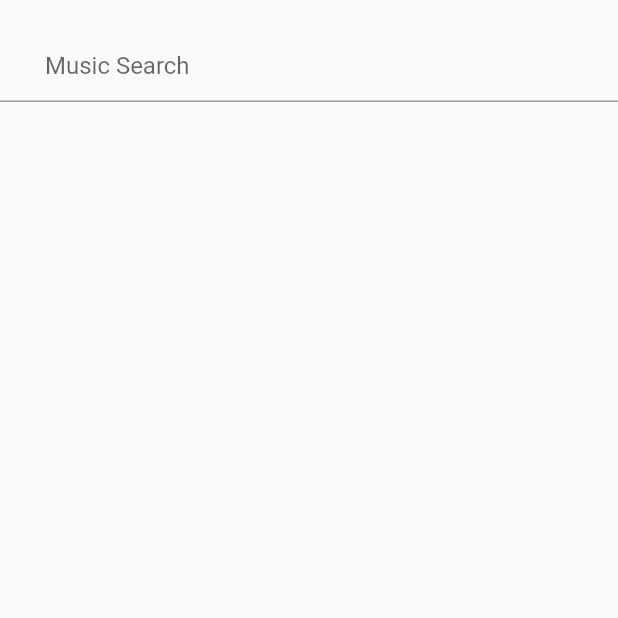
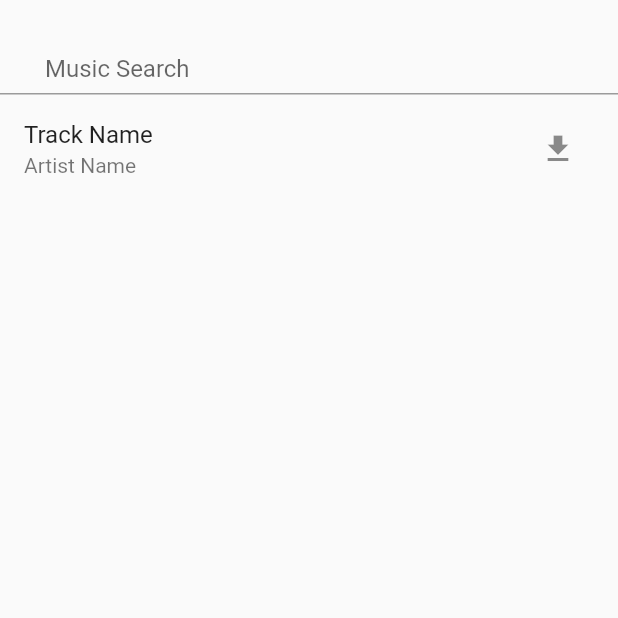
Before and after one commit to salemalem/search_view_and_list_view_flutter, a Flutter app: the screen it shows after launch, on a phone screen of 412 x 824 dp, the top half of it. Run offline on Flutter 3.47's test engine with Material 2 defaults, Android fonts, the phone set to English and light mode, and no system bars.

```diff
--- a/lib/main.dart
+++ b/lib/main.dart
@@ -1,4 +1,6 @@
 import 'package:flutter/material.dart';
+import 'getSongs.dart' as receivedSongs;
+import 'utils/url_request_builder.dart';
 
 void main() => runApp(
   MaterialApp(
@@ -7,28 +9,73 @@ void main() => runApp(
 );
 
 class SearchWidget extends StatefulWidget {
+
   @override
   _SearchWidgetState createState() => _SearchWidgetState();
+
+  onTextChanged(String text) {}
+
 }
 
 class _SearchWidgetState extends State<SearchWidget> {
+  TextEditingController _searchMusicController = TextEditingController();
+
+  @override
+  void initState() {
+    // TODO: implement initState
+    super.initState();
+    _searchMusicController.addListener(() => widget.onTextChanged != null ? widget.onTextChanged(_searchMusicController.text) : null);
+  }
+
   @override
   Widget build(BuildContext context) {
+    var SongsListView = ListView();
+
     return Scaffold(
-      body: Padding(
-        padding: EdgeInsets.only(top: 20.0),
+      body: Column(
+        children: <Widget>[
+          Padding(
+            padding: EdgeInsets.only(top: 15.0),
             child: TextField(
+              controller: _searchMusicController,
               decoration: InputDecoration(
+                suffix: IconButton(
+                    icon: Icon(Icons.close),
+                    onPressed: () {
+                      //
+                      WidgetsBinding.instance.addPostFrameCallback((_) => _searchMusicController.clear());
+                    }
+                ),
                 hintText: 'Music Search',
-              contentPadding: EdgeInsets.only(left: 30.0),
+                contentPadding: EdgeInsets.only(left: 30.0, right: 10.0),
               ),
               cursorColor: Colors.green,
-            onSubmitted: (string) {
-              debugPrint(string);
+              onSubmitted: (query) {
+                var url = returnBuildedUrl(query);
+                debugPrint(url);
+                // here
+                debugPrint(url.toString());
 //              setState(() {});
               },
             ),
           ),
+          // ListView from fetched songs
+          Expanded(
+            child: ListView(
+              children: <Widget>[
+                ListTile(
+                  title: Text("Track Name"),
+                  subtitle: Text("Artist Name"),
+                  trailing: IconButton(
+                    icon: Icon(Icons.file_download),
+                    onPressed: () {},
+                  ),
+                ),
+              ],
+            ),
+          )
+        ],
+      ),
     );
   }
 }
--- /dev/null
+++ b/lib/utils/url_request_builder.dart
@@ -0,0 +1,5 @@
+String returnBuildedUrl(String query) {
+  var url = Uri.http("mp3-tut.net", "/search", { "query" : query });
+  // https://mp3-tut.net/search?query=lil%20yachty
+  return url.toString();
+}
--- a/pubspec.yaml
+++ b/pubspec.yaml
@@ -23,6 +23,8 @@ dependencies:
   # The following adds the Cupertino Icons font to your application.
   # Use with the CupertinoIcons class for iOS style icons.
   cupertino_icons: ^0.1.2
+  http: ^0.12.0+4
+  html: ^0.14.0+3
 
 dev_dependencies:
   flutter_test:
```
Also changed, not shown: lib/getSongs.dart (added, +36 -0 lines), pubspec.lock, 1 other file. Lines whose indentation alone changed are shown as unchanged.
